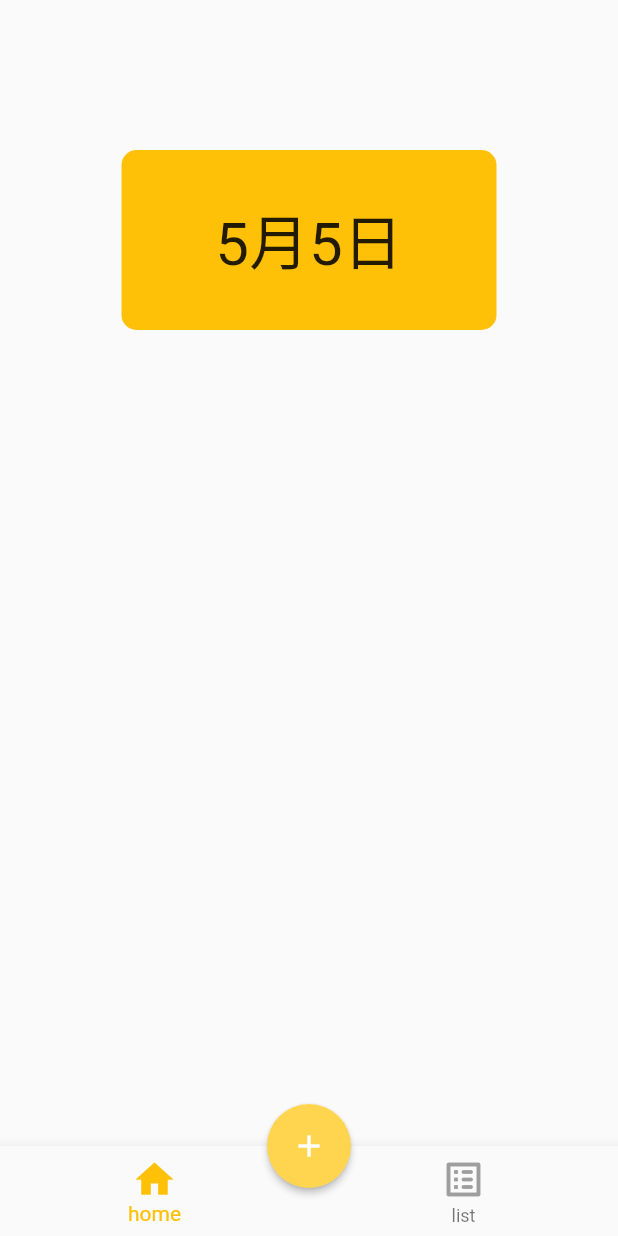
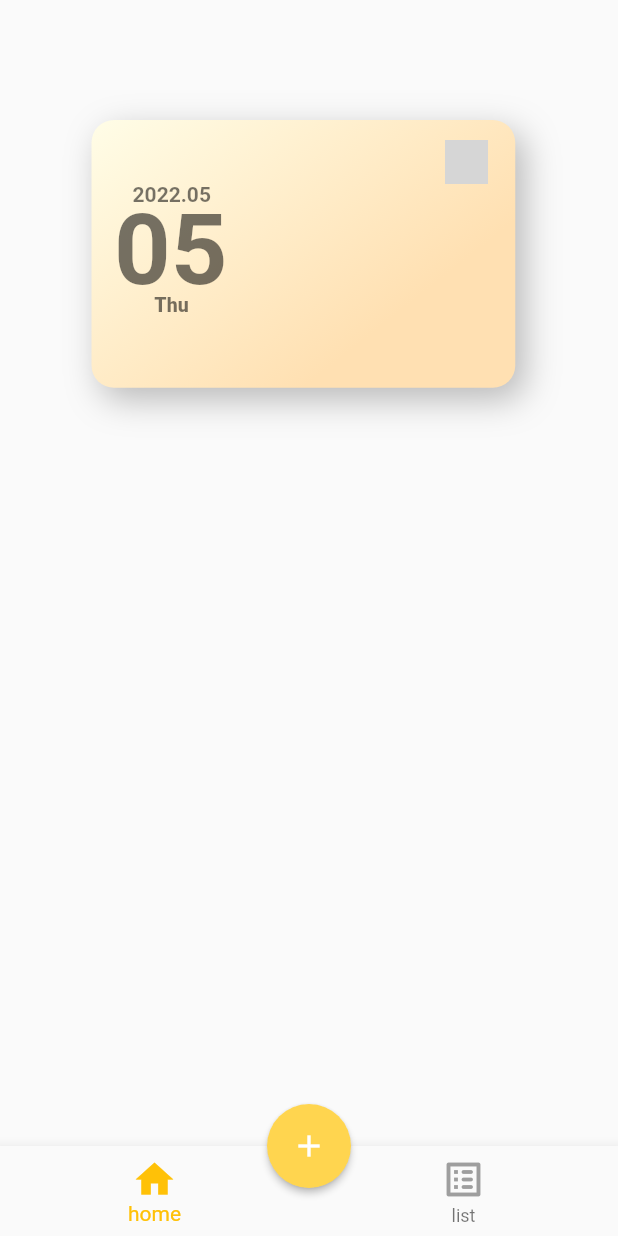
Before and after one commit to shunta0213/KaihatsuDojo, a Flutter app: the TopPage screen opened by its route, on a phone screen of 412 x 824 dp. Run offline on Flutter 3.47's test engine with Material 2 defaults, Android fonts, the light colour scheme and no system bars; our stand-ins replace cloud_firestore, firebase_auth, firebase_core, flutter_riverpod; accounts and stored records are empty; network calls fail; grey boxes are pictures that could not be loaded.

Commit message:
Change topPage Design

```diff
--- a/lib/view/top.dart
+++ b/lib/view/top.dart
@@ -52,30 +52,91 @@ class _TopPageState extends State<TopPage> {
     // end
 
     DateTime now = DateTime.now();
-    DateFormat outputFormat = DateFormat('M月d日');
+    DateFormat outputFormat = DateFormat('dd');
+    DateFormat outputFormat2 = DateFormat('E');
+    DateFormat outputFormat3 = DateFormat('yyyy.MM');
     String date = outputFormat.format(now);
+    String youbi = outputFormat2.format(now);
+    String year = outputFormat3.format(now);
+
     return Scaffold(
       body: SafeArea(
         child: Column(
           children: [
             Row(
-              mainAxisAlignment: MainAxisAlignment.center,
               children: [
                 Container(
-                  child: Center(
-                    child: Text(
-                      date,
-                      style: const TextStyle(fontSize: 40),
-                    ),
+                  padding: const EdgeInsets.only(left: 15),
+                  decoration: BoxDecoration(
+                    gradient: const LinearGradient(
+                        colors: [Color(0xFFFFFDE7), Color(0xFFFFE0B2)],
+                        begin: Alignment.topLeft,
+                        end: Alignment.bottomCenter),
+                    borderRadius: BorderRadius.circular(15),
+                    boxShadow: const [
+                      BoxShadow(
+                        //color: Color(0xFFFFF9C4), //色
+                        color: Colors.black26,
+                        spreadRadius: 0.00005,
+                        blurRadius: 19,
+                        offset: Offset(5.9, 7.5),
+                      ),
+                    ],
                   ),
-                  decoration: BoxDecoration(
-                    color: Colors.amber,
-                    borderRadius: BorderRadius.circular(10),
+                  width: 282.514,
+                  height: 178.539,
+                  margin: const EdgeInsets.only(top: 80, left: 61, right: 40),
+                  child: Stack(
+                    fit: StackFit.expand,
+                    children: [
+                      Align(
+                        alignment: const Alignment(-0.885, -0.489),
+                        child: Text(
+                          year,
+                          style: const TextStyle(
+                              fontSize: 14,
+                              color: Colors.black54,
+                              fontWeight: FontWeight.bold),
+                        ),
+                      ),
+                      Align(
+                        alignment: const Alignment(-1, -0.042),
+                        child: Text(
+                          date,
+                          style: const TextStyle(
+                              fontSize: 66,
+                              color: Colors.black54,
+                              fontWeight: FontWeight.w700),
+                        ),
+                      ),
+                      Align(
+                        alignment: const Alignment(-0.78, 0.415),
+                        child: Text(
+                          youbi,
+                          style: const TextStyle(
+                              fontSize: 13,
+                              color: Colors.black54,
+                              fontWeight: FontWeight.w900),
+                        ),
+                      ),
+                      Align(
+                        alignment: const Alignment(0.85, -0.82),
+                        child: Container(
+                          height: 29,
+                          width: 29,
+                          foregroundDecoration: const BoxDecoration(
+                            image: DecorationImage(
+                              alignment: Alignment.center,
+                              scale: 1,
+                              image: NetworkImage(
+                                  'https://cdn-icons-png.flaticon.com/512/6871/6871984.png'),
+                            ),
+                          ),
+                        ),
+                      ),
+                    ],
                   ),
-                  width: 250,
-                  height: 120,
-                  margin: const EdgeInsets.only(top: 100),
-                )
+                ),
               ],
             ),
           ],
@@ -93,7 +154,7 @@ class _TopPageState extends State<TopPage> {
       floatingActionButtonLocation: FloatingActionButtonLocation.centerDocked,
       floatingActionButton: FloatingActionButton(
         elevation: 2,
-        backgroundColor: Color(0xFFFFD54F),
+        backgroundColor: const Color(0xFFFFD54F),
         child: const Icon(
           Icons.add,
           color: Colors.white,
```
Also changed, not shown: lib/view/dishList/dishList.dart (+43 -17 lines), lib/view/viewPage.dart (+8 -30 lines).
